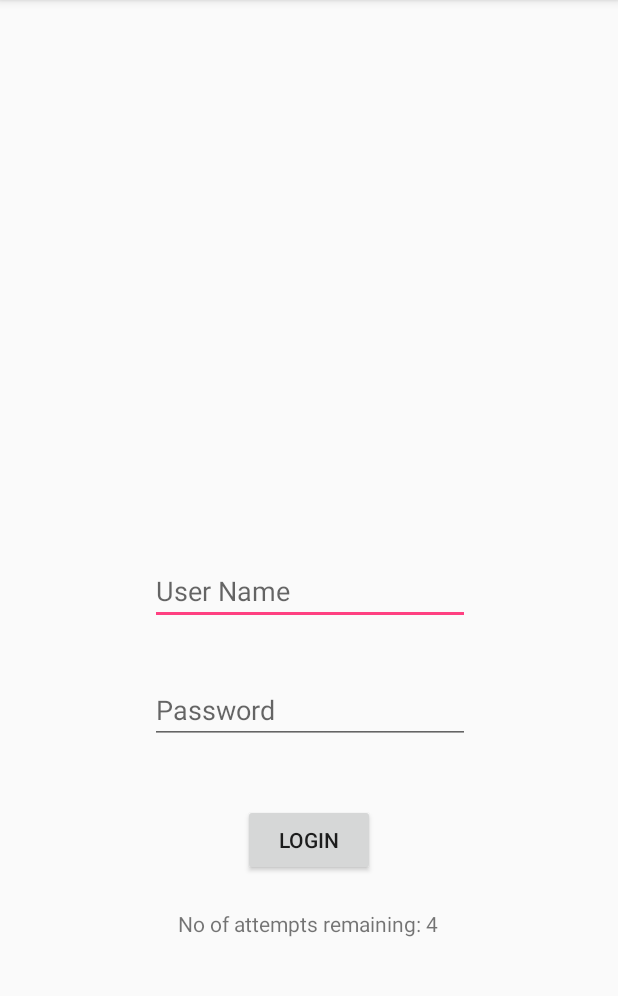
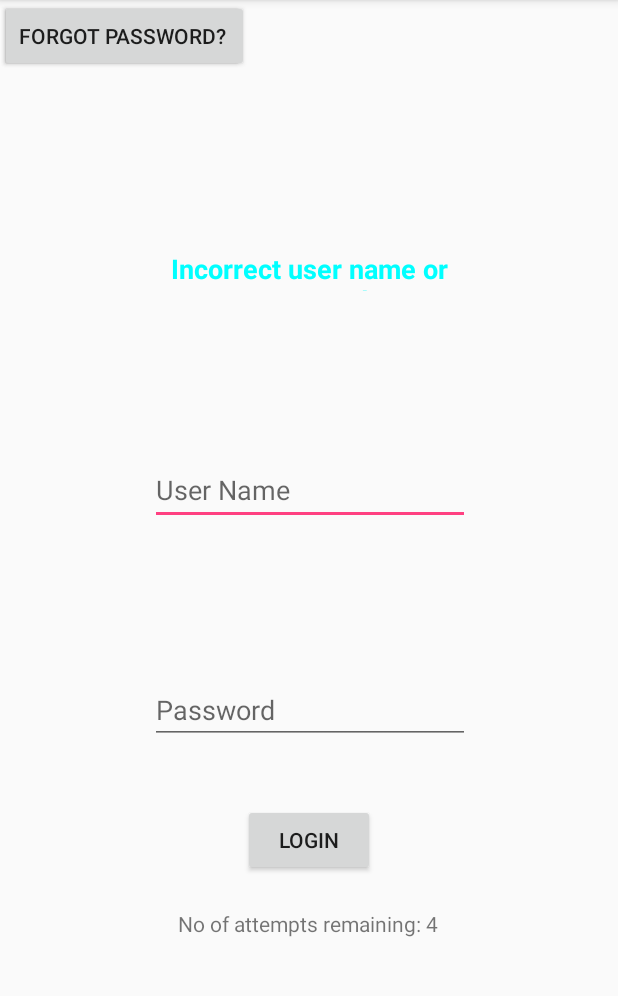
Before and after one commit to jdiederich2/Android_WorkOrders, an Android app: the screen it shows after launch (LoginActivity), after a tap on "LOGIN", on a phone screen of 412 x 824 dp, the part 84-1080 px from its top. Run offline under Robolectric (Android 15) with nearby library versions, the phone set to English and light mode, and no system bars.

Commit message:
Added validation for user name and password, added reset user name and password buttons

```diff
--- a/app/build.gradle
+++ b/app/build.gradle
@@ -28,4 +28,26 @@ dependencies {
     testImplementation 'junit:junit:4.12'
     androidTestImplementation 'com.android.support.test:runner:1.0.1'
     androidTestImplementation 'com.android.support.test.espresso:espresso-core:3.0.1'
+
+    // ViewModel and LiveData
+    implementation "android.arch.lifecycle:extensions:1.1.1"
+    // alternatively, just ViewModel
+    implementation "android.arch.lifecycle:viewmodel:1.1.1"
+    // alternatively, just LiveData
+    implementation "android.arch.lifecycle:livedata:1.1.1"
+
+    annotationProcessor "android.arch.lifecycle:compiler:1.1.1"
+
+    // Room (use 1.1.0-beta3 for latest beta)
+    implementation "android.arch.persistence.room:runtime:1.0.0"
+    annotationProcessor "android.arch.persistence.room:compiler:1.0.0"
+
+    // Paging
+    implementation "android.arch.paging:runtime:1.0.0-rc1"
+
+    // Test helpers for LiveData
+    testImplementation "android.arch.core:core-testing:1.1.1"
+
+    // Test helpers for Room
+    testImplementation "android.arch.persistence.room:testing:1.0.0"
 }
--- a/app/src/main/java/edu/cvtc/jdiederich2/workorders/LoginActivity.java
+++ b/app/src/main/java/edu/cvtc/jdiederich2/workorders/LoginActivity.java
@@ -1,9 +1,9 @@
 package edu.cvtc.jdiederich2.workorders;
 
 import android.content.Intent;
+import android.graphics.Color;
 import android.support.v7.app.AppCompatActivity;
 import android.os.Bundle;
-import android.util.Log;
 import android.view.View;
 import android.widget.Button;
 import android.widget.EditText;
@@ -17,8 +17,11 @@ public class LoginActivity extends AppCompatActivity {
     private EditText userName;
     private EditText password;
     private TextView numOfLogAttempts;
+    private TextView loginError;
     private Button login;
     private int counter = 5;
+    private Button resetUserName;
+    private Button resetPassword;
 
     @Override
     protected void onCreate(Bundle savedInstanceState) {
@@ -28,7 +31,10 @@ public class LoginActivity extends AppCompatActivity {
         userName = (EditText) findViewById(R.id.editText_UserName);
         password = (EditText) findViewById(R.id.editText_Password);
         numOfLogAttempts = (TextView) findViewById(R.id.textView_LoginAttempts);
+        loginError = (TextView) findViewById(R.id.textView_loginError);
         login = (Button) findViewById(R.id.button_Login);
+        resetUserName = (Button) findViewById(R.id.button_forgotUserName);
+        resetPassword = (Button) findViewById(R.id.button_forgotPassword);
 
         numOfLogAttempts.setText("Number of attempts remaining: 5");
 
@@ -38,25 +44,46 @@ public class LoginActivity extends AppCompatActivity {
                 validateUser(userName.getText().toString(), password.getText().toString());
             }
         });
+
+        resetUserName.setOnClickListener(new View.OnClickListener() {
+            @Override
+            public void onClick(View v) {
+                Intent intent = new Intent(LoginActivity.this, ResetUserNameActivity.this);
+                startActivity(intent);
+            }
+        });
+
+        resetPassword.setOnClickListener(new View.OnClickListener() {
+            @Override
+            public void onClick(View v) {
+                Intent intent = new Intent(LoginActivity.this, ResetPasswordActivity.this);
+                startActivity(intent);
+            }
+        });
     }
 
     private void validateUser(String userName, String password) {
         String userNameTest = "jdiederich";
         String passwordTest = "1234";
 
-        if ((userName == userNameTest) || (password == passwordTest)) {
+        if (userName.equals(userNameTest) || password.equals(passwordTest)) {
             Intent intent = new Intent(LoginActivity.this, MainActivity.class);
             startActivity(intent);
-            Log.d(  "1","UserValidated" );
+
         } else {
             counter --;
-            Log.d(  "1","UserNotValidated" );
+            loginError.setVisibility(View.VISIBLE);
+            loginError.setTextColor(Color.CYAN);
+            loginError.setText("Incorrect user name or password");
+
+            this.userName.setText("");
+            this.password.setText("");
+
             numOfLogAttempts.setText("No of attempts remaining: " + valueOf(counter));
 
             if(counter == 0) {
                 login.setEnabled(false);
 
-
             }
         }
     }
--- a/app/src/main/res/layout/activity_loginscreen.xml
+++ b/app/src/main/res/layout/activity_loginscreen.xml
@@ -8,11 +8,11 @@
     <EditText
         android:id="@+id/editText_UserName"
         android:layout_width="wrap_content"
-        android:layout_height="wrap_content"
+        android:layout_height="46dp"
         android:layout_marginBottom="8dp"
         android:layout_marginEnd="8dp"
         android:layout_marginStart="8dp"
-        android:layout_marginTop="56dp"
+        android:layout_marginTop="8dp"
         android:ems="10"
         android:hint="User Name"
         android:inputType="text"
@@ -20,8 +20,7 @@
         app:layout_constraintEnd_toEndOf="parent"
         app:layout_constraintHorizontal_bias="0.503"
         app:layout_constraintStart_toStartOf="parent"
-        app:layout_constraintTop_toTopOf="parent"
-        app:layout_constraintVertical_bias="0.918" />
+        app:layout_constraintTop_toBottomOf="@+id/textView_loginError" />
 
     <EditText
         android:id="@+id/editText_Password"
@@ -66,4 +65,39 @@
         app:layout_constraintTop_toBottomOf="@+id/button_Login"
         app:layout_constraintVertical_bias="0.093" />
 
+    <TextView
+        android:id="@+id/textView_loginError"
+        android:layout_width="216dp"
+        android:layout_height="27dp"
+        android:layout_marginBottom="8dp"
+        android:layout_marginEnd="8dp"
+        android:layout_marginStart="8dp"
+        android:layout_marginTop="72dp"
+        android:text="TextView"
+        android:textAlignment="center"
+        android:textColor="@android:color/holo_orange_dark"
+        android:textSize="18sp"
+        android:textStyle="bold"
+        android:visibility="invisible"
+        app:layout_constraintBottom_toTopOf="@+id/editText_UserName"
+        app:layout_constraintEnd_toEndOf="parent"
+        app:layout_constraintStart_toStartOf="parent"
+        app:layout_constraintTop_toTopOf="parent" />
+
+    <Button
+        android:id="@+id/button_forgotUserName"
+        android:layout_width="wrap_content"
+        android:layout_height="wrap_content"
+        android:text="Forgot User Name?"
+        tools:layout_editor_absoluteX="99dp"
+        tools:layout_editor_absoluteY="389dp" />
+
+    <Button
+        android:id="@+id/button_forgotPassword"
+        android:layout_width="wrap_content"
+        android:layout_height="wrap_content"
+        android:text="Forgot Password?"
+        tools:layout_editor_absoluteX="99dp"
+        tools:layout_editor_absoluteY="446dp" />
+
 </android.support.constraint.ConstraintLayout>
```
